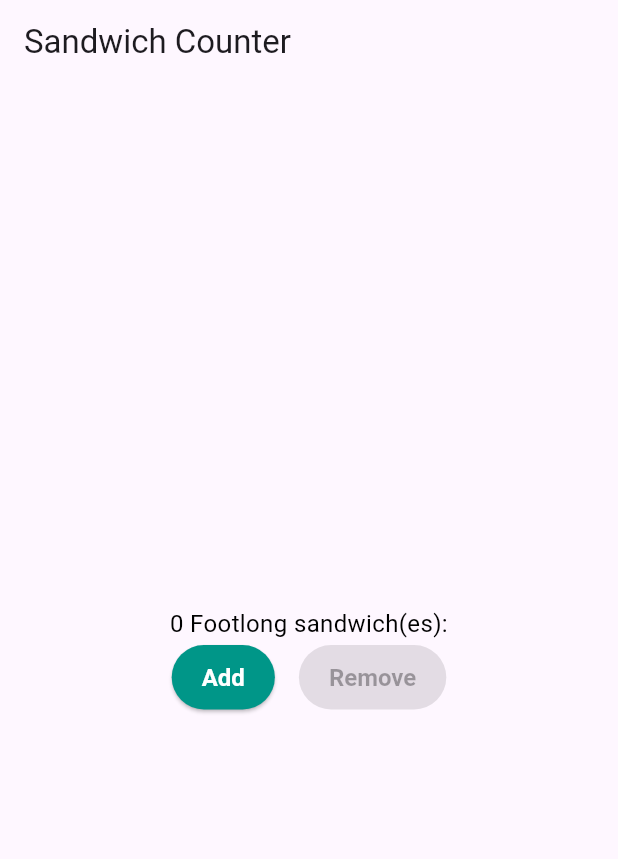
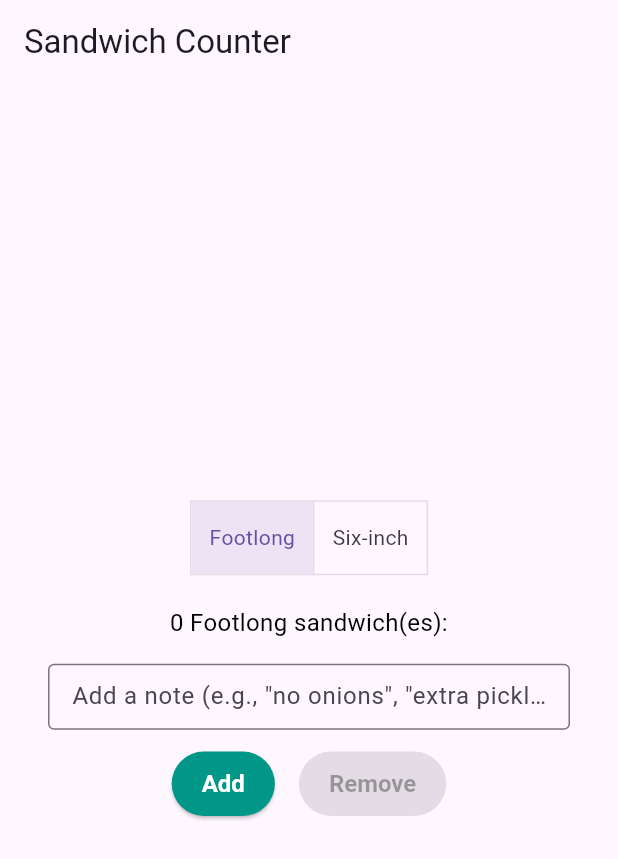
Before and after one commit to Marinos551/sandwich_shop1, a Flutter app: the screen it shows after launch, on a phone screen of 412 x 824 dp. Shown: the top 859 px of the screen. Run offline on Flutter 3.47's test engine with Material 3 defaults, Android fonts, the phone set to English and light mode, and no system bars.

```diff
--- a/lib/main.dart
+++ b/lib/main.dart
@@ -63,21 +63,32 @@ class OrderScreen extends StatefulWidget {
 
 class _OrderScreenState extends State<OrderScreen> {
   int _quantity = 0;
+  bool _isFootlong = true; // New state variable
+  final TextEditingController _notesController = TextEditingController(); // New controller
 
   void _increaseQuantity() {
     if (_quantity < widget.maxQuantity) {
       setState(() {
         _quantity++;
         // Add this temporary line to see debugging in action
-        print('Current quantity: $_quantity');
+        print('Current quantity: $_quantity; notes: "${_notesController.text}"');
       });
     }
   }
 
   void _decreaseQuantity() {
     if (_quantity > 0) {
-      setState(() => _quantity--);
+      setState(() {
+        _quantity--;
+        print('Current quantity: $_quantity; notes: "${_notesController.text}"');
+      });
     }
+  }
+
+  @override
+  void dispose() {
+    _notesController.dispose();
+    super.dispose();
   }
 
   @override
@@ -90,11 +101,53 @@ class _OrderScreenState extends State<OrderScreen> {
         child: Column(
           mainAxisAlignment: MainAxisAlignment.center,
           children: <Widget>[
+            // Add size selection
+            Row(
+              mainAxisAlignment: MainAxisAlignment.center,
+              children: [
+                ToggleButtons(
+                  isSelected: [_isFootlong, !_isFootlong],
+                  onPressed: (index) {
+                    setState(() {
+                      _isFootlong = index == 0;
+                    });
+                  },
+                  children: const [
+                    Padding(
+                      padding: EdgeInsets.symmetric(horizontal: 12),
+                      child: Text('Footlong'),
+                    ),
+                    Padding(
+                      padding: EdgeInsets.symmetric(horizontal: 12),
+                      child: Text('Six-inch'),
+                    ),
+                  ],
+                ),
+              ],
+            ),
+            const SizedBox(height: 20),
+            // show current selection & notes
             OrderItemDisplay(
               _quantity,
-              'Footlong',
-              isFootlong: true,
+              'sandwich',
+              isFootlong: _isFootlong,
+              notes: _notesController.text,
             ),
+            const SizedBox(height: 16),
+            // Notes input - user types before pressing Add/Remove
+            Padding(
+              padding: const EdgeInsets.symmetric(horizontal: 32.0),
+              child: TextField(
+                controller: _notesController,
+                decoration: const InputDecoration(
+                  hintText: 'Add a note (e.g., "no onions", "extra pickles")',
+                  border: OutlineInputBorder(),
+                  isDense: true,
+                  contentPadding: EdgeInsets.symmetric(horizontal: 12, vertical: 10),
+                ),
+              ),
+            ),
+            const SizedBox(height: 12),
             Row(
               mainAxisAlignment: MainAxisAlignment.center,
               children: [
@@ -138,19 +191,21 @@ class OrderItemDisplay extends StatelessWidget {
    final int quantity;
    final String itemType;
    final bool isFootlong;
+   final String? notes; // new optional notes field
 
    const OrderItemDisplay(
      this.quantity,
      this.itemType, {
      super.key,
     required this.isFootlong,
+    this.notes,
    });
 
    @override
    Widget build(BuildContext context) {
      final sandwichType = isFootlong ? 'Footlong' : 'Six-inch';
      return Text(
-      '$quantity $sandwichType sandwich(es): ${'🥪' * quantity}',
+      '$quantity $sandwichType sandwich(es): ${'🥪' * quantity}${(notes != null && notes!.isNotEmpty) ? '\nNote: $notes' : ''}',
       style: const TextStyle(fontSize: 16, color: Colors.black),
       textAlign: TextAlign.center,
      );
```
Lines whose indentation alone changed are shown as unchanged.
